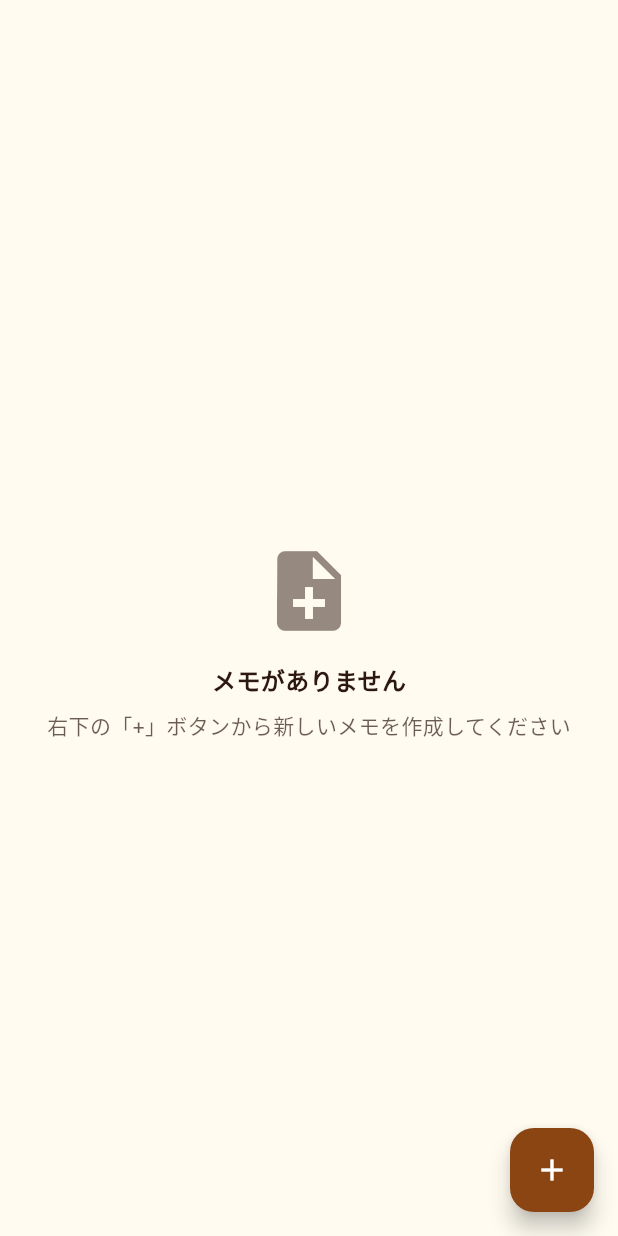
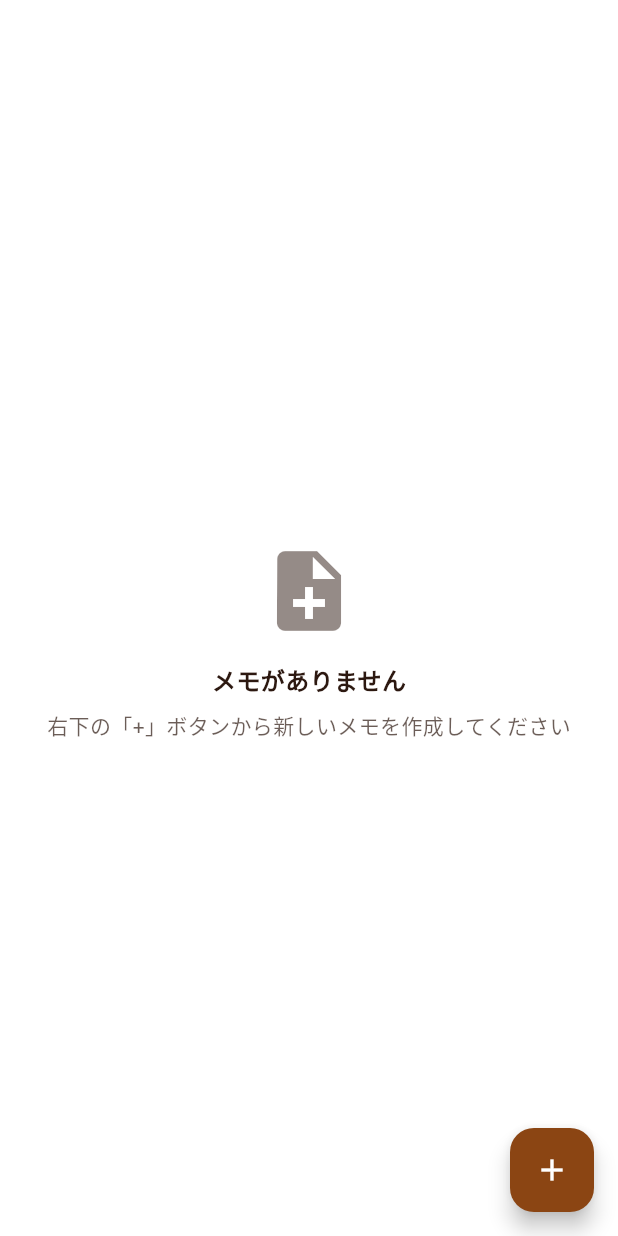
Before and after one commit to IKcoding-jp/Roast-Plus, a Flutter app: the RoastSchedulerTab screen opened directly, on a phone screen of 412 x 824 dp. Run offline on Flutter 3.47's test engine with Material 3 defaults, Android fonts, the phone set to English and light mode, and no system bars; our stand-ins replace audioplayers, cloud_firestore, firebase_auth, firebase_core, firebase_storage, flutter_colorpicker and 6 more; missing offline and left inert: dart:html; accounts and stored records are empty; Roboto replaces fonts that are missing (Noto Sans JP).

Commit message:
ローストスケジュールを白い背景に

```diff
--- a/lib/pages/schedule/roast_scheduler_tab.dart
+++ b/lib/pages/schedule/roast_scheduler_tab.dart
@@ -568,7 +568,7 @@ class RoastSchedulerTabState extends State<RoastSchedulerTab>
         ? Stack(
             children: [
               Scaffold(
-                backgroundColor: themeSettings.backgroundColor,
+                backgroundColor: themeSettings.cardBackgroundColor,
                 body: Column(
                   children: [
                     // ヘッダー
@@ -661,7 +661,7 @@ class RoastSchedulerTabState extends State<RoastSchedulerTab>
             ],
           )
         : Scaffold(
-            backgroundColor: themeSettings.backgroundColor,
+            backgroundColor: themeSettings.cardBackgroundColor,
             floatingActionButton: FloatingActionButton(
               onPressed: _canEditRoastSchedule ? _addMemo : null,
               backgroundColor: themeSettings.appButtonColor,
```
